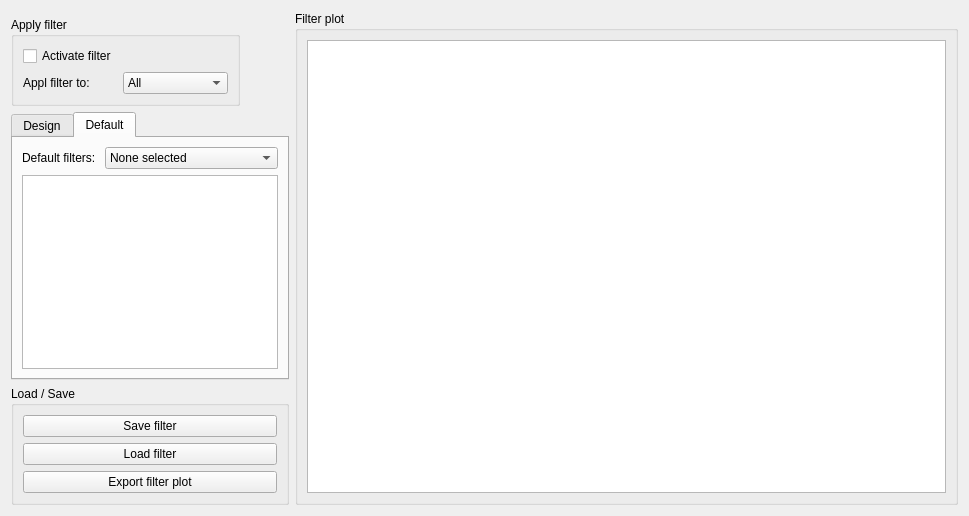
Above: MNE/disp/filterwindowwidget.ui from mne-tools/mne-cpp before the change. Below: the same form after it.
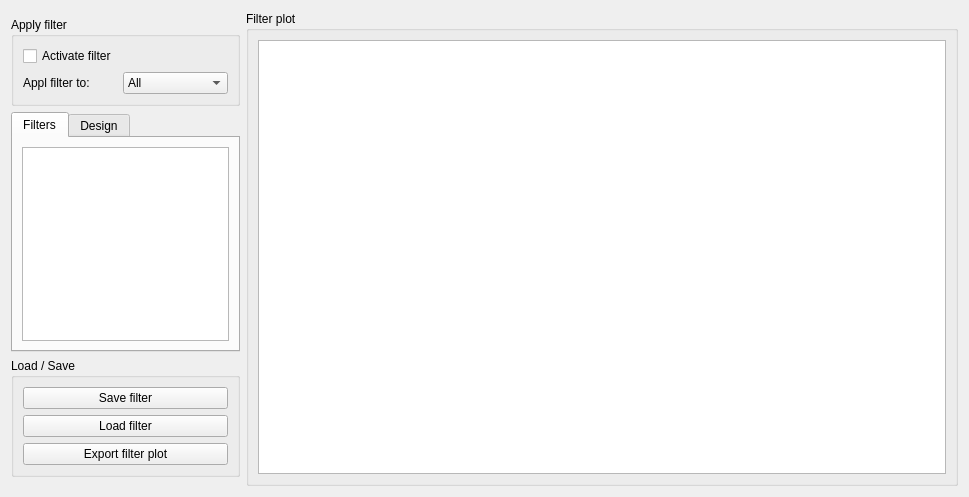
That is the form after the change.

Commit message: - add new default filter files (50/60 Hz notch filter) - continue work on filterdatamodel

The edit to the form file:
```diff
--- a/MNE/disp/filterwindowwidget.ui
+++ b/MNE/disp/filterwindowwidget.ui
@@ -180,14 +180,46 @@
      <item row="2" column="0">
       <widget class="QTabWidget" name="m_tabWidget_mode">
        <property name="sizePolicy">
-        <sizepolicy hsizetype="Fixed" vsizetype="Fixed">
+        <sizepolicy hsizetype="Preferred" vsizetype="Fixed">
          <horstretch>0</horstretch>
          <verstretch>0</verstretch>
         </sizepolicy>
        </property>
+       <property name="maximumSize">
+        <size>
+         <width>229</width>
+         <height>16777215</height>
+        </size>
+       </property>
        <property name="currentIndex">
-        <number>1</number>
+        <number>0</number>
        </property>
+       <widget class="QWidget" name="List">
+        <attribute name="title">
+         <string>Filters</string>
+        </attribute>
+        <layout class="QFormLayout" name="formLayout_3">
+         <item row="0" column="0" colspan="2">
+          <widget class="QTableView" name="m_tableView_filterDataView">
+           <property name="sizePolicy">
+            <sizepolicy hsizetype="Preferred" vsizetype="Expanding">
+             <horstretch>0</horstretch>
+             <verstretch>0</verstretch>
+            </sizepolicy>
+           </property>
+           <property name="sizeAdjustPolicy">
+            <enum>QAbstractScrollArea::AdjustIgnored</enum>
+           </property>
+           <property name="alternatingRowColors">
+            <bool>true</bool>
+           </property>
+           <property name="selectionMode">
+            <enum>QAbstractItemView::SingleSelection</enum>
+           </property>
+          </widget>
+         </item>
+        </layout>
+       </widget>
        <widget class="QWidget" name="Design">
         <attribute name="title">
          <string>Design</string>
@@ -347,37 +379,6 @@
          </item>
         </layout>
        </widget>
-       <widget class="QWidget" name="Default">
-        <attribute name="title">
-         <string>Default</string>
-        </attribute>
-        <layout class="QFormLayout" name="formLayout_3">
-         <item row="0" column="0">
-          <widget class="QLabel" name="m_label_defaultFilters">
-           <property name="text">
-            <string>Default filters: </string>
-           </property>
-          </widget>
-         </item>
-         <item row="0" column="1">
-          <widget class="QComboBox" name="m_comboBox_defaultFilters">
-           <item>
-            <property name="text">
-             <string>None selected</string>
-            </property>
-           </item>
-           <item>
-            <property name="text">
-             <string>NOTCH 60Hz Fs 1kHz</string>
-            </property>
-           </item>
-          </widget>
-         </item>
-         <item row="1" column="0" colspan="2">
-          <widget class="QTableView" name="m_tableView_filterDataView"/>
-         </item>
-        </layout>
-       </widget>
       </widget>
      </item>
     </layout>
```
Left out of the diff: 2 changed lines with no effect on the pictures. The commit also changes 12 other files.
